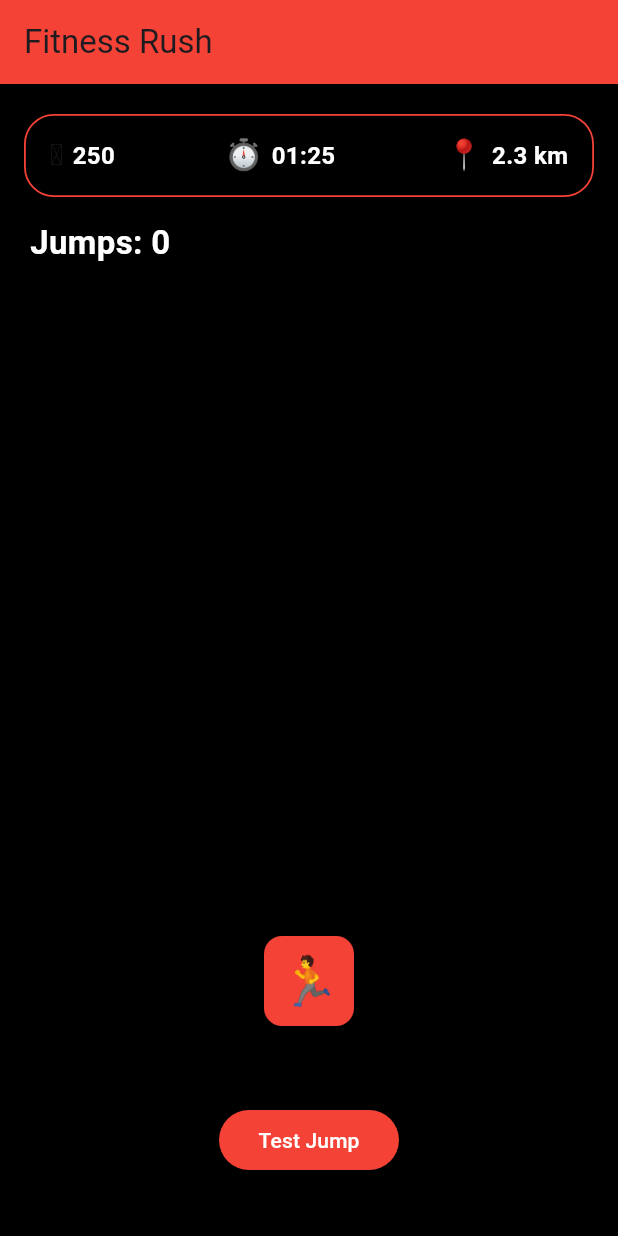
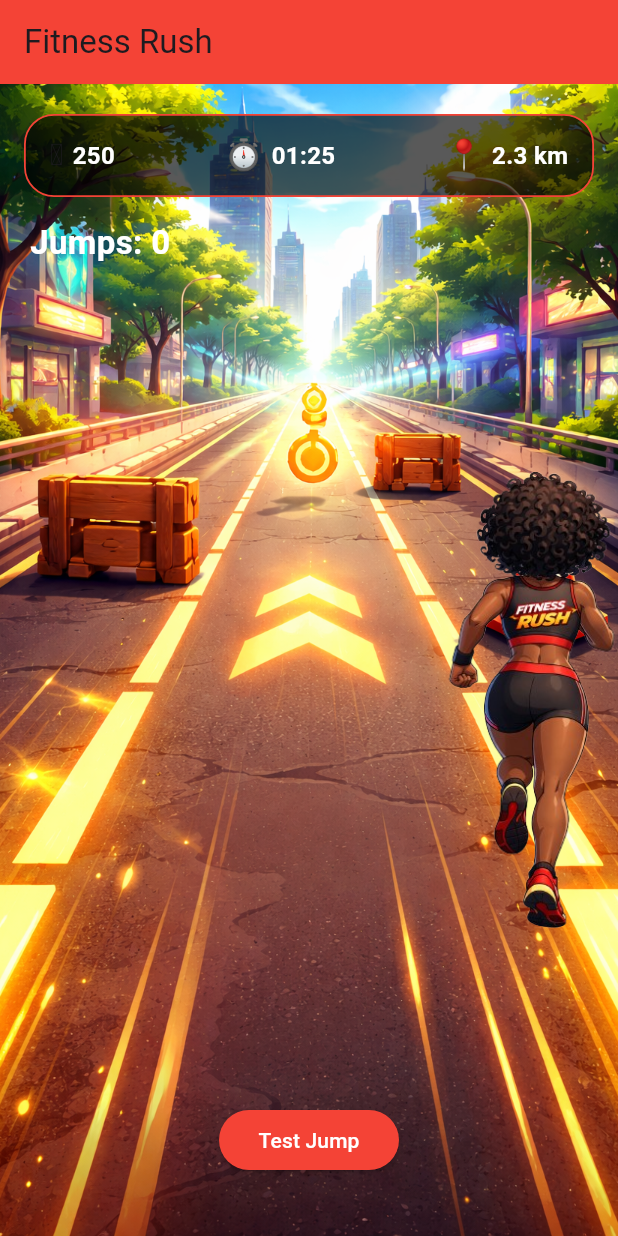
Before and after one commit to Risha0503/fitnessApp, a Flutter app: the screen it shows after launch, on a phone screen of 412 x 824 dp. Run offline on Flutter 3.47's test engine with Material 3 defaults, Android fonts, the phone set to English and light mode, and no system bars.

Commit message:
added charachter and backgroind images

```diff
--- a/fitness_rush_app/lib/screens/gamescreen.dart
+++ b/fitness_rush_app/lib/screens/gamescreen.dart
@@ -1,4 +1,5 @@
 import 'package:flutter/material.dart';
+
 
 class GameScreen extends StatefulWidget {
   const GameScreen({super.key});
@@ -43,8 +44,11 @@ class _GameScreenState extends State<GameScreen> {
       ),
       body: Stack(
         children: [
-          Container(
-            color: Colors.black,
+         SizedBox.expand(
+  child: Image.asset(
+    'lib/assets/images/stage1.png',
+    fit: BoxFit.cover,
+  ),
 ),
 // The Stack widget allows for layering of UI elements, enabling the HUD to be positioned on top of the game background and the runner to be positioned above the ground. Each Positioned widget within the Stack is used to place specific UI components at desired locations on the screen, creating an engaging and interactive game interface.
           Positioned(
@@ -82,22 +86,15 @@ class _GameScreenState extends State<GameScreen> {
               ),
             ),
           ),
-
 Positioned(
   bottom: runnerBottom,
-            left: MediaQuery.of(context).size.width / 2 - 30,
-            child: Container(
-              width: 60,
-              height: 60,
-              decoration: BoxDecoration(
-                color: Colors.red,
-                borderRadius: BorderRadius.circular(12),
-              ),
-              child: const Center(
-                child: Text(
-                  '🏃',
-                  style: TextStyle(fontSize: 32),
-                ),
+  left: MediaQuery.of(context).size.width / 2 - 50,
+  child: SizedBox(
+    width: 400,
+    height: 400,
+    child: Image.asset(
+      'lib/assets/images/runner1_back_side.png',
+      fit: BoxFit.contain,
     ),
   ),
 ),
--- a/fitness_rush_app/pubspec.yaml
+++ b/fitness_rush_app/pubspec.yaml
@@ -57,6 +57,10 @@ flutter:
   # the material Icons class.
   uses-material-design: true
 
+  assets:
+    - lib/assets/images/runner1_back_side.png
+    - lib/assets/images/stage1.png
+
   # To add assets to your application, add an assets section, like this:
   # assets:
   #   - images/a_dot_burr.jpeg
```
Also changed, not shown: fitness_rush_app/lib/assets/images/77fde3ca-ab26-46d3-b062-a262b9019a8e.jpg (added), fitness_rush_app/lib/assets/images/red-powder-explosion-on-white-260nw-1216742824.png (added), fitness_rush_app/lib/assets/images/runner1.png (added), fitness_rush_app/lib/assets/images/runner1_back_side.png (added), fitness_rush_app/lib/assets/images/runner1_posed.png (added), fitness_rush_app/lib/assets/images/runner1_squad.png (added), fitness_rush_app/lib/assets/images/stage1.png (added). Lines whose indentation alone changed are shown as unchanged.
